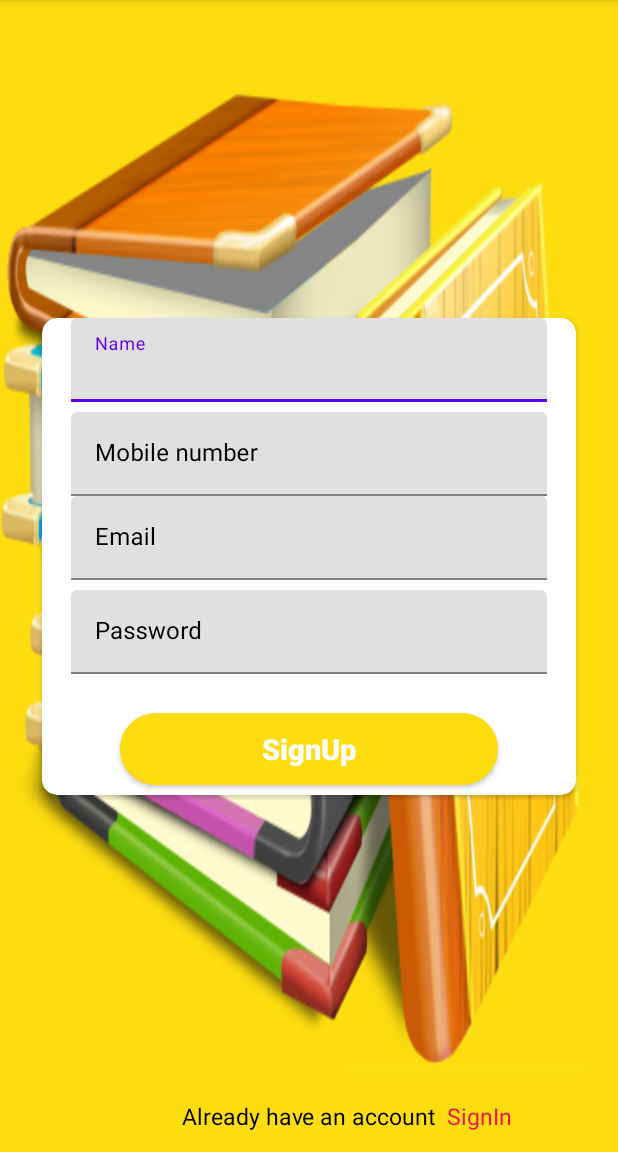
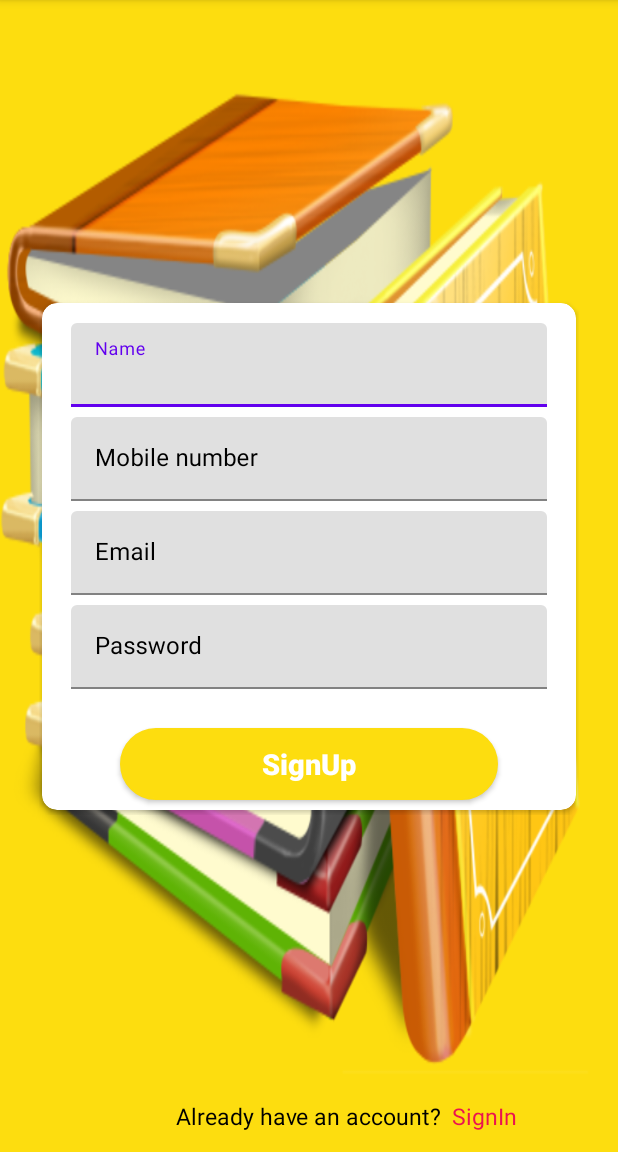
Before and after one commit to ChippyMohanK/Notes, an Android app: the SignUpActivity screen opened directly, with no data from a screen before it, after a tap on "SignUp", on a phone screen of 412 x 824 dp, the part 84-1236 px from its top. Run offline under Robolectric (Android 15) with nearby library versions, the phone set to English and light mode, and no system bars; our stand-ins replace Firebase (no records; nobody signed in at launch, a user with empty details on screens opened directly), sdp/ssp sizes.

```diff
--- a/app/src/main/java/com/example/notes/SignUp/SignUpActivity.kt
+++ b/app/src/main/java/com/example/notes/SignUp/SignUpActivity.kt
@@ -1,11 +1,11 @@
 package com.example.notes.SignUp
 
 import android.content.Intent
-import android.text.TextUtils
-import android.widget.ProgressBar
+import android.view.View
 import android.widget.Toast
 import com.example.notes.note.BaseActivity
 import com.example.notes.R
+import com.example.notes.login.LoginActivity
 import com.example.notes.ui.MainActivity
 import com.google.android.gms.tasks.OnCompleteListener
 import com.google.firebase.auth.AuthResult
@@ -13,53 +13,73 @@ import com.google.firebase.auth.FirebaseAuth
 import com.google.firebase.database.DatabaseReference
 import com.google.firebase.database.FirebaseDatabase
 import kotlinx.android.synthetic.main.actiity_signup.*
+import kotlinx.android.synthetic.main.actiity_signup.btSignUp
+import kotlinx.android.synthetic.main.actiity_signup.teEmail
+import kotlinx.android.synthetic.main.actiity_signup.tePassword
+
 
 
 @Suppress("DEPRECATION")
-class SignUpActivity : BaseActivity() {
+class SignUpActivity : BaseActivity(),View.OnClickListener {
     private var mDatabaseReference: DatabaseReference? = null
     private var mDatabase: FirebaseDatabase? = null
     private var mAuth: FirebaseAuth? = null
-    private val TAG = "CreateAccountActivity"
-    private val progressBar: ProgressBar? = null
-    private var firstName: String? = ""
-    private var phone: String? = ""
-    private var email: String? = ""
-    private var password: String? = ""
 
 
     override fun initComponents() {
         initialise()
     }
 
+    override fun getLayoutId(): Int {
+        return R.layout.actiity_signup
+    }
+
     private fun initialise() {
         mDatabase = FirebaseDatabase.getInstance()
         mDatabaseReference = mDatabase!!.reference!!.child("Users")
         mAuth = FirebaseAuth.getInstance()
-        btSignUp.setOnClickListener {
-            firstName = teEmail.text.toString().trim()
-            phone = teMobile.text.toString().trim()
-            email = teEmail.text.toString().trim()
-            password = tePassword.text.toString().trim()
-            if (TextUtils.isEmpty(email)) {
-                Toast.makeText(getApplicationContext(), "Enter email address!", Toast.LENGTH_SHORT).show()
+        btSignUp.setOnClickListener(this)
+        btSignIn.setOnClickListener(this)
     }
-            if (TextUtils.isEmpty(password)) {
-                Toast.makeText(getApplicationContext(), "Enter password!", Toast.LENGTH_SHORT).show();
+
+    override fun onClick(v: View?) {
+        when (v!!.id) {
+            R.id.btSignUp -> {
+                signUp()
+
             }
-            if (TextUtils.isEmpty(firstName)) {
-                Toast.makeText(getApplicationContext(), "Enter name!", Toast.LENGTH_SHORT).show()
+            R.id.btSignIn -> {
+                val intent = Intent(this, LoginActivity::class.java)
+                startActivity(intent)
             }
-            if (TextUtils.isEmpty(phone)) {
-                Toast.makeText(getApplicationContext(), "Enter mobile number!", Toast.LENGTH_SHORT).show()
         }
-            mAuth!!.createUserWithEmailAndPassword(email!!, password!!)
+    }
+
+
+    fun signUp() {
+        var email = teEmail.text.toString().trim()
+        var password = tePassword.text.toString().trim()
+        var name = teName.text.toString().trim()
+        var phone = teMobile.text.toString().trim()
+        if (!email.isEmpty() && !password.isEmpty() && !name.isEmpty() && !phone.isEmpty()) {
+            doLogin(email, password)
+        } else {
+            Toast.makeText(this, "please fill the details", Toast.LENGTH_SHORT).show()
+        }
+    }
+
+
+    private fun doLogin(email: String, password: String) {
+        mAuth!!.createUserWithEmailAndPassword(email, password)
             .addOnCompleteListener(this,
                 OnCompleteListener<AuthResult?> { task ->
-                Toast.makeText(this, "createUserWithEmail:onComplete:" + task.isSuccessful,
-                    Toast.LENGTH_SHORT).show()
+                    Toast.makeText(
+                        this, "Succesfully Registered" + task.isSuccessful,
+                        Toast.LENGTH_LONG
+                    ).show()
                     if (!task.isSuccessful) {
-                    Toast.makeText(this, "Authentication failed." + task.exception,
+                        Toast.makeText(
+                            this, "Registration failed" + task.exception,
                             Toast.LENGTH_SHORT
                         ).show()
                     } else {
@@ -67,13 +87,6 @@ class SignUpActivity : BaseActivity() {
                         finish()
                     }
                 })
+
     }
 }
-
-
-
-
-    override fun getLayoutId(): Int {
-      return R.layout.actiity_signup
-    }
-}
--- a/app/src/main/java/com/example/notes/login/LoginActivity.kt
+++ b/app/src/main/java/com/example/notes/login/LoginActivity.kt
@@ -46,7 +46,6 @@ private fun doLogin(email :String, password :String){
     auth?.signInWithEmailAndPassword(email, password)
         ?.addOnCompleteListener(this) { task ->
             if (task.isSuccessful) {
-                Toast.makeText(this, "Successfully logged in", Toast.LENGTH_SHORT).show()
                 startActivity(
                     Intent(
                         this,
--- a/app/src/main/java/com/example/notes/ui/CreateFragment.kt
+++ b/app/src/main/java/com/example/notes/ui/CreateFragment.kt
@@ -86,7 +86,7 @@ class CreateFragment : BaseFragment(), View.OnClickListener {
                 shareNote()
             }
             else{
-                Toast.makeText(context,"Cant share the data",Toast.LENGTH_LONG).show()
+                Toast.makeText(context,"Can't share the data",Toast.LENGTH_LONG).show()
             }
         }
         return super.onOptionsItemSelected(item)
--- a/app/src/main/res/layout/actiity_signup.xml
+++ b/app/src/main/res/layout/actiity_signup.xml
@@ -42,6 +42,7 @@
                         android:layout_height="wrap_content"
                         android:layout_marginStart="@dimen/_15sdp"
                         android:layout_marginEnd="@dimen/_15sdp"
+                        android:layout_marginTop="@dimen/_10sdp"
                         android:textColorHint="#000000">
 
                         <com.google.android.material.textfield.TextInputEditText
@@ -49,7 +50,7 @@
                             android:layout_width="match_parent"
                             android:layout_height="wrap_content"
                             android:hint="@string/name"
-                            android:inputType="textEmailAddress" />
+                            android:inputType="text" />
                     </com.google.android.material.textfield.TextInputLayout>
 
                     <com.google.android.material.textfield.TextInputLayout
@@ -66,7 +67,8 @@
                             android:layout_width="match_parent"
                             android:layout_height="wrap_content"
                             android:hint="@string/mobile_number"
-                            android:inputType="textPassword" />
+                            android:inputType="number"
+                            android:maxLength="10" />
                     </com.google.android.material.textfield.TextInputLayout>
 
                     <com.google.android.material.textfield.TextInputLayout
@@ -75,6 +77,7 @@
                         android:layout_height="wrap_content"
                         android:layout_marginStart="@dimen/_15sdp"
                         android:layout_marginEnd="@dimen/_15sdp"
+                        android:layout_marginTop="@dimen/_5sdp"
                         android:textColorHint="#000000">
 
                         <com.google.android.material.textfield.TextInputEditText
--- a/app/src/main/res/layout/activity_login.xml
+++ b/app/src/main/res/layout/activity_login.xml
@@ -43,6 +43,7 @@
                         android:layout_height="wrap_content"
                         android:layout_marginStart="@dimen/_15sdp"
                         android:layout_marginEnd="@dimen/_15sdp"
+                        android:layout_marginTop="@dimen/_10sdp"
                         android:textColorHint="#000000"
                         app:layout_constraintBottom_toBottomOf="parent"
                         app:layout_constraintEnd_toEndOf="parent"
--- a/app/src/main/res/layout/fragment_archive.xml
+++ /dev/null
@@ -1,6 +0,0 @@
-<?xml version="1.0" encoding="utf-8"?>
-<androidx.constraintlayout.widget.ConstraintLayout
-    xmlns:android="http://schemas.android.com/apk/res/android" android:layout_width="match_parent"
-    android:layout_height="match_parent">
-
-</androidx.constraintlayout.widget.ConstraintLayout>
--- a/app/src/main/res/layout/fragment_help_feedback.xml
+++ /dev/null
@@ -1,6 +0,0 @@
-<?xml version="1.0" encoding="utf-8"?>
-<androidx.constraintlayout.widget.ConstraintLayout
-    xmlns:android="http://schemas.android.com/apk/res/android" android:layout_width="match_parent"
-    android:layout_height="match_parent">
-
-</androidx.constraintlayout.widget.ConstraintLayout>
--- a/app/src/main/res/layout/fragment_reminders.xml
+++ /dev/null
@@ -1,6 +0,0 @@
-<?xml version="1.0" encoding="utf-8"?>
-<androidx.constraintlayout.widget.ConstraintLayout
-    xmlns:android="http://schemas.android.com/apk/res/android" android:layout_width="match_parent"
-    android:layout_height="match_parent">
-
-</androidx.constraintlayout.widget.ConstraintLayout>
--- a/app/src/main/res/values/strings.xml
+++ b/app/src/main/res/values/strings.xml
@@ -6,7 +6,7 @@
     <string name="signup">SignUp</string>
     <string name="don_t_have_an_account">Don\'t have an account?</string>
     <string name="signin">SignIn</string>
-    <string name="already_have_an_account">Already have an account</string>
+    <string name="already_have_an_account">Already have an account?</string>
     <string name="name">Name</string>
     <string name="mobile_number">Mobile number</string>
     <string name="auth_failed">auth failed</string>
```
Also changed, not shown: app/build.gradle (+5 -3 lines), app/src/main/AndroidManifest.xml (+6 -3 lines), app/src/main/java/com/example/notes/adapter/NotesAdapter.kt (+13 -3 lines), app/src/main/java/com/example/notes/ui/ArchiveFragment.kt (deleted, +0 -15 lines), app/src/main/java/com/example/notes/ui/MainActivity.kt (+1 -55 lines), app/src/main/res/layout/add_note.xml (deleted, +0 -57 lines). Lines whose indentation alone changed are shown as unchanged.
